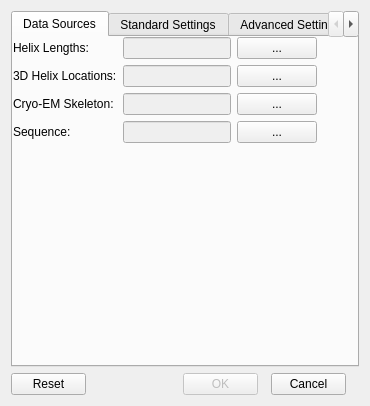
Above: Gorgon/src_ui/ui_dialog_sse_helix_correspondence_finder.ui from GorgonCryoEM/Gorgon before the change. Below: the same form after it.
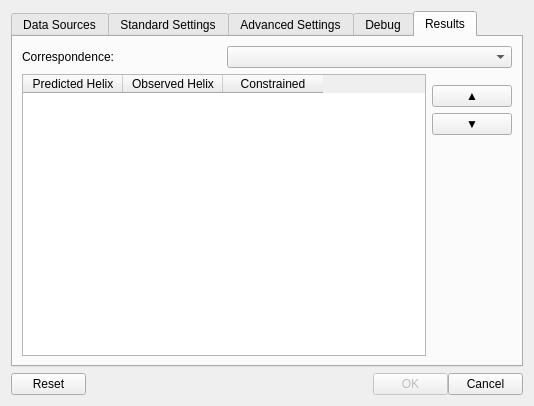
That is the form after the change. The open tabs and pages were chosen to show the change.

Commit message: Visualizing the correspondence and fixing bug in the CorrespondenceLibrary

What changed in the file:
```diff
--- a/Gorgon/src_ui/ui_dialog_sse_helix_correspondence_finder.ui
+++ b/Gorgon/src_ui/ui_dialog_sse_helix_correspondence_finder.ui
@@ -5,15 +5,21 @@
    <rect>
     <x>0</x>
     <y>0</y>
-    <width>352</width>
-    <height>368</height>
+    <width>534</width>
+    <height>396</height>
    </rect>
   </property>
+  <property name="sizePolicy" >
+   <sizepolicy vsizetype="Expanding" hsizetype="Expanding" >
+    <horstretch>0</horstretch>
+    <verstretch>0</verstretch>
+   </sizepolicy>
+  </property>
   <property name="windowTitle" >
    <string>Helix Correspondence Finder</string>
   </property>
   <layout class="QGridLayout" >
-   <item row="0" column="0" colspan="2" >
+   <item row="0" column="0" >
     <widget class="QTabWidget" name="tabWidget" >
      <property name="currentIndex" >
       <number>0</number>
@@ -22,7 +28,8 @@
       <attribute name="title" >
        <string>Data Sources</string>
       </attribute>
-      <widget class="QWidget" name="" >
+      <layout class="QGridLayout" >
+       <item row="0" column="0" >
        <layout class="QGridLayout" >
         <item row="0" column="0" >
          <widget class="QLabel" name="label" >
@@ -109,7 +116,21 @@
          </widget>
         </item>
        </layout>
-      </widget>
+       </item>
+       <item row="1" column="0" >
+        <spacer>
+         <property name="orientation" >
+          <enum>Qt::Vertical</enum>
+         </property>
+         <property name="sizeHint" >
+          <size>
+           <width>20</width>
+           <height>40</height>
+          </size>
+         </property>
+        </spacer>
+       </item>
+      </layout>
      </widget>
      <widget class="QWidget" name="tabStandardSettings" >
       <attribute name="title" >
@@ -411,7 +432,7 @@
      </widget>
      <widget class="QWidget" name="tabResults" >
       <attribute name="title" >
-       <string>Results</string>
+       <string>Debug</string>
       </attribute>
       <layout class="QGridLayout" >
        <item row="0" column="0" >
@@ -439,9 +460,99 @@
        </item>
       </layout>
      </widget>
+     <widget class="QWidget" name="tab" >
+      <attribute name="title" >
+       <string>Results</string>
+      </attribute>
+      <layout class="QGridLayout" >
+       <item row="0" column="0" >
+        <widget class="QLabel" name="labelCorrespondences" >
+         <property name="text" >
+          <string>Correspondence:</string>
+         </property>
+        </widget>
+       </item>
+       <item row="0" column="1" colspan="2" >
+        <widget class="QComboBox" name="comboBoxCorrespondences" />
+       </item>
+       <item rowspan="4" row="1" column="0" colspan="2" >
+        <widget class="QTableWidget" name="tableWidgetCorrespondenceList" >
+         <column>
+          <property name="text" >
+           <string>Predicted Helix</string>
+          </property>
+         </column>
+         <column>
+          <property name="text" >
+           <string>Observed Helix</string>
+          </property>
+         </column>
+         <column>
+          <property name="text" >
+           <string>Constrained</string>
+          </property>
+         </column>
+        </widget>
+       </item>
+       <item row="1" column="2" >
+        <spacer>
+         <property name="orientation" >
+          <enum>Qt::Vertical</enum>
+         </property>
+         <property name="sizeHint" >
+          <size>
+           <width>20</width>
+           <height>16</height>
+          </size>
+         </property>
+        </spacer>
+       </item>
+       <item row="2" column="2" >
+        <widget class="QPushButton" name="pushButtonMoveUp" >
+         <property name="sizePolicy" >
+          <sizepolicy vsizetype="Fixed" hsizetype="Fixed" >
+           <horstretch>0</horstretch>
+           <verstretch>0</verstretch>
+          </sizepolicy>
+         </property>
+         <property name="text" >
+          <string>▲</string>
+         </property>
+        </widget>
+       </item>
+       <item row="3" column="2" >
+        <widget class="QPushButton" name="pushButton_2" >
+         <property name="sizePolicy" >
+          <sizepolicy vsizetype="Fixed" hsizetype="Fixed" >
+           <horstretch>0</horstretch>
+           <verstretch>0</verstretch>
+          </sizepolicy>
+         </property>
+         <property name="text" >
+          <string>▼</string>
+         </property>
+        </widget>
+       </item>
+       <item row="4" column="2" >
+        <spacer>
+         <property name="orientation" >
+          <enum>Qt::Vertical</enum>
+         </property>
+         <property name="sizeHint" >
+          <size>
+           <width>20</width>
+           <height>231</height>
+          </size>
+         </property>
+        </spacer>
+       </item>
+      </layout>
+     </widget>
     </widget>
    </item>
    <item row="1" column="0" >
+    <layout class="QGridLayout" >
+     <item row="0" column="0" >
     <widget class="QPushButton" name="pushButtonReset" >
      <property name="maximumSize" >
       <size>
@@ -454,7 +565,20 @@
      </property>
     </widget>
    </item>
-   <item row="1" column="1" >
+     <item row="0" column="1" >
+      <spacer>
+       <property name="orientation" >
+        <enum>Qt::Horizontal</enum>
+       </property>
+       <property name="sizeHint" >
+        <size>
+         <width>40</width>
+         <height>20</height>
+        </size>
+       </property>
+      </spacer>
+     </item>
+     <item row="0" column="2" >
     <layout class="QGridLayout" >
      <property name="horizontalSpacing" >
       <number>0</number>
@@ -490,6 +614,8 @@
         <string>Cancel</string>
        </property>
       </widget>
+       </item>
+      </layout>
      </item>
     </layout>
    </item>
```
Left out of the diff: 26 changed lines with no effect on the pictures. Lines whose indentation alone changed are shown as unchanged. The commit also changes 3 other files.
